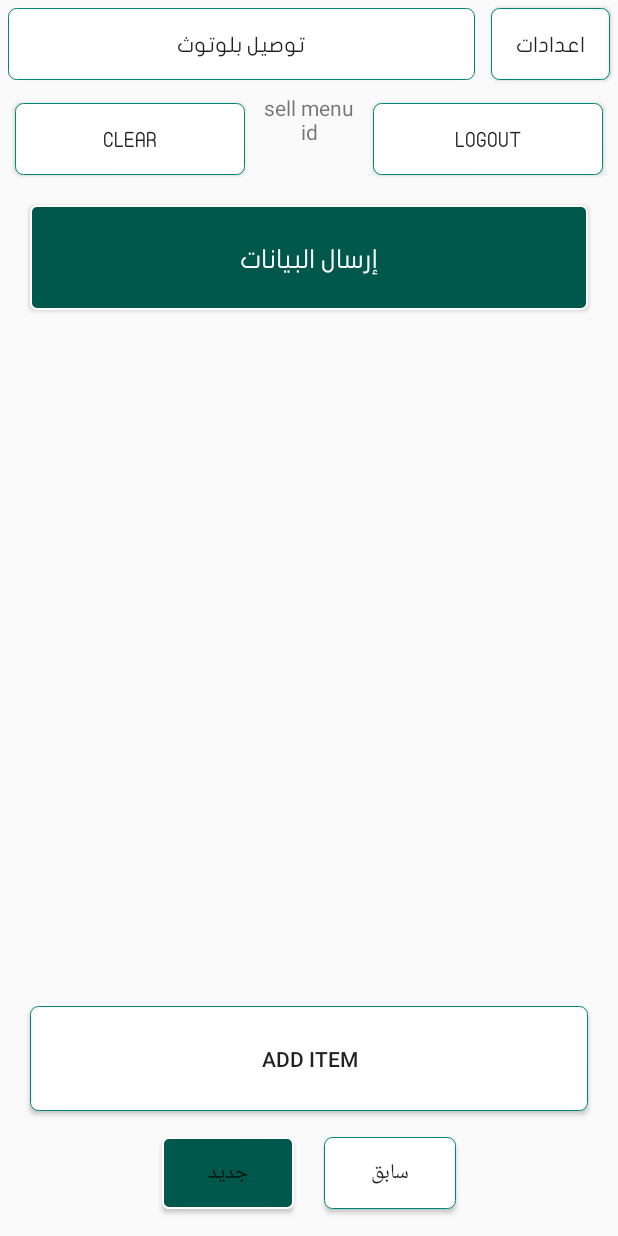
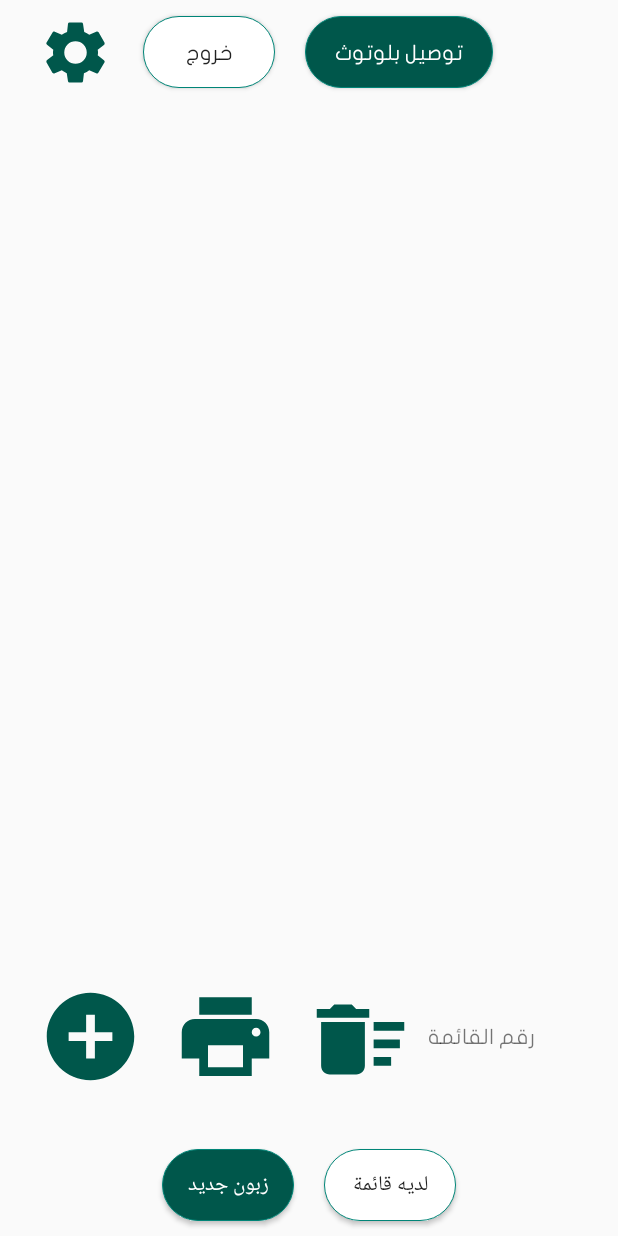
Before and after one commit to FatimaAli-k/SellApp, an Android app: the Main_Activity screen opened directly, with no data from a screen before it, on a phone screen of 412 x 824 dp. Run offline under Robolectric (Android 15) with nearby library versions, the phone set to English and light mode, and no system bars; our stand-ins replace Volley; 1 statement that could not run was skipped.

Commit message:
multi reader + main URL setting

```diff
--- a/app/src/main/java/turathalanbiaa/app/myapplication/Global.java
+++ /dev/null
@@ -1,5 +0,0 @@
-package turathalanbiaa.app.myapplication;
-
-public interface Global {
-    String MainUrl="http://192.168.1.116:8000/api/";
-}
--- a/app/src/main/java/turathalanbiaa/app/myapplication/LoginActivity.java
+++ b/app/src/main/java/turathalanbiaa/app/myapplication/LoginActivity.java
@@ -30,19 +30,15 @@ import turathalanbiaa.app.myapplication.SharedPrefrencesSession.SessionManager;
 import turathalanbiaa.app.myapplication.blutooth.Main_Activity;
 import turathalanbiaa.app.myapplication.volley.AppController;
 
-import static turathalanbiaa.app.myapplication.Global.MainUrl;
 
 public class LoginActivity extends Activity {
 
     // Email, password edittext
     EditText txtUsername, txtPassword;
-
+Button btn_setting ;
     // json object response url
     //private String urlJsonObj = "https://jsonblob.com/api/48637412-34ba-11ea-ad35-07e513ecf69d";
     //real device
-    private String urlJsonObj =MainUrl + "user";
-    //emu
-//    private String urlJsonObj = "http://10.0.2.2:8000/api/user";
 
     private String jsonResponseName,jsonResponseId;
     private TextView txtResponse;
@@ -62,6 +58,8 @@ public class LoginActivity extends Activity {
     protected void onCreate(Bundle savedInstanceState) {
         super.onCreate(savedInstanceState);
         setContentView(R.layout.activity_login);
+        _decleration();
+
 //        pDialog = new ProgressDialog(this);
 //        pDialog.setMessage("Please wait...");
 //        pDialog.setCancelable(false);
@@ -115,6 +113,17 @@ public class LoginActivity extends Activity {
         });
     }
 
+    private void _decleration() {
+        btn_setting = (Button) findViewById(R.id.btn_sitting);
+        btn_setting.setOnClickListener(new View.OnClickListener() {
+            @Override
+            public void onClick(View v) {
+                Intent i = new Intent(getBaseContext(),SettingsActivity.class);
+                startActivity(i);
+            }
+        });
+    }
+
     @Override
     public void onBackPressed() {
 
@@ -126,10 +135,11 @@ public class LoginActivity extends Activity {
         Map<String, String> params = new HashMap<>();
         params.put("secret_word", txtUsername.getText().toString());
 //        showpDialog();
-
+        ServerInfo ServerInfo = new ServerInfo(this);
+        String url = ServerInfo.getUrl("user");
 
         JsonObjectRequest jsonObjReq = new JsonObjectRequest(Request.Method.POST,
-                urlJsonObj, new JSONObject(params), new Response.Listener<JSONObject>() {
+                url, new JSONObject(params), new Response.Listener<JSONObject>() {
 
             @Override
             public void onResponse(JSONObject response) {
--- /dev/null
+++ b/app/src/main/java/turathalanbiaa/app/myapplication/ServerInfo.java
@@ -0,0 +1,26 @@
+package turathalanbiaa.app.myapplication;
+
+import android.content.Context;
+import android.content.SharedPreferences;
+
+import androidx.preference.PreferenceManager;
+
+public class ServerInfo {
+    private String path;
+    private String url;
+    private String route;
+    private Context context;
+
+    public ServerInfo(Context context) {
+        this.context = context;
+    }
+
+    public String getUrl(String route) {
+        SharedPreferences sharedPreferences =
+                PreferenceManager.getDefaultSharedPreferences(context);
+        this.path = sharedPreferences.getString("server_path", "192.168.1.116");
+        this.url = "http://" + this.path +":8000/api/"+ route;
+        return url;
+    }
+
+}
--- a/app/src/main/java/turathalanbiaa/app/myapplication/blutooth/Main_Activity.java
+++ b/app/src/main/java/turathalanbiaa/app/myapplication/blutooth/Main_Activity.java
@@ -16,7 +16,6 @@ import com.android.volley.Request;
 import com.android.volley.Response;
 import com.android.volley.VolleyError;
 import com.android.volley.VolleyLog;
-import com.android.volley.toolbox.JsonArrayRequest;
 import com.android.volley.toolbox.JsonObjectRequest;
 import com.android.volley.toolbox.StringRequest;
 
@@ -27,13 +26,12 @@ import com.google.zxing.common.BitMatrix;
 import com.google.zxing.qrcode.QRCodeWriter;
 
 
-import turathalanbiaa.app.myapplication.Global;
-import turathalanbiaa.app.myapplication.LoginActivity;
 import turathalanbiaa.app.myapplication.Model.Item;
 import turathalanbiaa.app.myapplication.Model.SellMenuItem;
 import turathalanbiaa.app.myapplication.R;
 import turathalanbiaa.app.myapplication.RecyclerItemTouchHelper;
 import turathalanbiaa.app.myapplication.ScanActivity;
+import turathalanbiaa.app.myapplication.ServerInfo;
 import turathalanbiaa.app.myapplication.SettingsActivity;
 import turathalanbiaa.app.myapplication.SharedPrefrencesSession.SessionManager;
 
@@ -52,7 +50,6 @@ import zj.com.customize.sdk.Other;
 import android.annotation.SuppressLint;
 import android.app.Activity;
 import android.app.AlertDialog;
-import android.app.Application;
 import android.app.ProgressDialog;
 import android.bluetooth.BluetoothAdapter;
 import android.bluetooth.BluetoothDevice;
@@ -65,6 +62,7 @@ import android.database.Cursor;
 import android.graphics.Bitmap;
 import android.graphics.BitmapFactory;
 import android.graphics.drawable.BitmapDrawable;
+import android.graphics.drawable.Drawable;
 import android.net.ConnectivityManager;
 import android.net.NetworkInfo;
 import android.net.Uri;
@@ -96,7 +94,6 @@ import org.json.JSONObject;
 
 import java.util.Date;
 
-import static turathalanbiaa.app.myapplication.Global.MainUrl;
 
 public class Main_Activity extends Activity implements OnClickListener, MyRecyclerViewAdapter.ItemClickListener, RecyclerItemTouchHelper.RecyclerItemTouchHelperListener {
     /******************************************************************************************************/
@@ -239,14 +236,15 @@ public class Main_Activity extends Activity implements OnClickListener, MyRecycl
     TextView menuIdTextView;
 
     //urls
-
-
-    String addSellMenuItemURL= MainUrl+"sellmenuitem";
-    String updatURL=MainUrl+ "update";
-    String createNewMenuURL="newsellmenu";
-    String getOldMenuURL=MainUrl+"oldmenu";
-    String deleteItemURL=MainUrl+"delete";
-    String getItemURL=MainUrl+"item";
+    String addSellMenuItemURL;
+    String updatURL;
+    String createNewMenuURL;
+    String getOldMenuURL;
+    String deleteItemURL;
+    String getItemURL;
+
+
+
 
     //
 
@@ -263,6 +261,8 @@ public class Main_Activity extends Activity implements OnClickListener, MyRecycl
     @Override
     public void onCreate(Bundle savedInstanceState) {
         super.onCreate(savedInstanceState);
+        get_URLs();
+
         if (DEBUG)
             Log.e(TAG, "+++ ON CREATE +++");
 
@@ -343,7 +343,7 @@ public class Main_Activity extends Activity implements OnClickListener, MyRecycl
 //                getItemObj(url);
                 Intent intent;
                 SharedPreferences sharedPreferences =
-                        PreferenceManager.getDefaultSharedPreferences(getBaseContext() );
+                PreferenceManager.getDefaultSharedPreferences(getBaseContext() );
                 String setting_barcode = sharedPreferences.getString("setting_barcode", "1");
 
                 if(setting_barcode.equals("1"))
@@ -455,6 +455,19 @@ public class Main_Activity extends Activity implements OnClickListener, MyRecycl
         }
 
     }
+
+    private void get_URLs() {
+        turathalanbiaa.app.myapplication.ServerInfo ServerInfo = new ServerInfo(this);
+        addSellMenuItemURL = ServerInfo.getUrl("sellmenuitem");
+        updatURL = ServerInfo.getUrl("update");
+        createNewMenuURL = ServerInfo.getUrl("newsellmenu");
+        getOldMenuURL = ServerInfo.getUrl("oldmenu");
+
+        deleteItemURL = ServerInfo.getUrl("delete");
+        getItemURL = ServerInfo.getUrl("item");
+
+    }
+
     private void _declaration() {
         btn_sitting = (Button) findViewById(R.id.btn_sitting);
 
@@ -1367,6 +1380,7 @@ boolean deleted=false;
 //					mTitle.setText(R.string.title_connected_to);
 //					mTitle.append(mConnectedDeviceName);
                             btnScanButton.setText(getText(R.string.Connecting));
+                            btnScanButton.setBackground(null);
                             Print_Test();//
                             btnScanButton.setEnabled(false);
                             editText.setEnabled(true);
--- a/app/src/main/res/drawable/back_gradient.xml
+++ b/app/src/main/res/drawable/back_gradient.xml
@@ -2,10 +2,10 @@
 
 <shape xmlns:android="http://schemas.android.com/apk/res/android"
        android:shape="rectangle">
-    <stroke android:width="1dp"
+    <stroke android:width="0.5dp"
 
-            android:color="#ffff"/>
-    <corners android:radius="4dp" />
+        android:color="@color/colorPrimary"/>
+    <corners android:radius="30dp" />
     <solid android:color="@color/colorPrimaryDark"/>
 
 </shape>
--- a/app/src/main/res/drawable/button_style.xml
+++ b/app/src/main/res/drawable/button_style.xml
@@ -10,7 +10,7 @@
     <stroke android:width="0.5dp"
 
             android:color="@color/colorPrimary"/>
-    <corners android:radius="5dp" />
+    <corners android:radius="30dp" />
     <gradient
 
         android:angle="270"
--- /dev/null
+++ b/app/src/main/res/drawable/ic_add_circle_black_24dp.xml
@@ -0,0 +1,5 @@
+<vector android:height="24dp" android:tint="#00574B"
+    android:viewportHeight="24.0" android:viewportWidth="24.0"
+    android:width="24dp" xmlns:android="http://schemas.android.com/apk/res/android">
+    <path android:fillColor="#FF000000" android:pathData="M12,2C6.48,2 2,6.48 2,12s4.48,10 10,10 10,-4.48 10,-10S17.52,2 12,2zM17,13h-4v4h-2v-4L7,13v-2h4L11,7h2v4h4v2z"/>
+</vector>
--- /dev/null
+++ b/app/src/main/res/drawable/ic_delete_sweep_black_24dp.xml
@@ -0,0 +1,5 @@
+<vector android:height="24dp" android:tint="#00574B"
+    android:viewportHeight="24.0" android:viewportWidth="24.0"
+    android:width="24dp" xmlns:android="http://schemas.android.com/apk/res/android">
+    <path android:fillColor="#FF000000" android:pathData="M15,16h4v2h-4zM15,8h7v2h-7zM15,12h6v2h-6zM3,18c0,1.1 0.9,2 2,2h6c1.1,0 2,-0.9 2,-2L13,8L3,8v10zM14,5h-3l-1,-1L6,4L5,5L2,5v2h12z"/>
+</vector>
--- /dev/null
+++ b/app/src/main/res/drawable/ic_print_black_24dp.xml
@@ -0,0 +1,5 @@
+<vector android:height="24dp" android:tint="#00574B"
+    android:viewportHeight="24.0" android:viewportWidth="24.0"
+    android:width="24dp" xmlns:android="http://schemas.android.com/apk/res/android">
+    <path android:fillColor="#FF000000" android:pathData="M19,8L5,8c-1.66,0 -3,1.34 -3,3v6h4v4h12v-4h4v-6c0,-1.66 -1.34,-3 -3,-3zM16,19L8,19v-5h8v5zM19,12c-0.55,0 -1,-0.45 -1,-1s0.45,-1 1,-1 1,0.45 1,1 -0.45,1 -1,1zM18,3L6,3v4h12L18,3z"/>
+</vector>
--- /dev/null
+++ b/app/src/main/res/drawable/ic_settings_black_24dp.xml
@@ -0,0 +1,5 @@
+<vector android:height="24dp" android:tint="#00574B"
+    android:viewportHeight="24" android:viewportWidth="24"
+    android:width="24dp" xmlns:android="http://schemas.android.com/apk/res/android">
+    <path android:fillColor="#FF000000" android:pathData="M19.1,12.9a2.8,2.8 0,0 0,0.1 -0.9,2.8 2.8,0 0,0 -0.1,-0.9l2.1,-1.6a0.7,0.7 0,0 0,0.1 -0.6L19.4,5.5a0.7,0.7 0,0 0,-0.6 -0.2l-2.4,1a6.5,6.5 0,0 0,-1.6 -0.9l-0.4,-2.6a0.5,0.5 0,0 0,-0.5 -0.4H10.1a0.5,0.5 0,0 0,-0.5 0.4L9.3,5.4a5.6,5.6 0,0 0,-1.7 0.9l-2.4,-1a0.4,0.4 0,0 0,-0.5 0.2l-2,3.4c-0.1,0.2 0,0.4 0.2,0.6l2,1.6a2.8,2.8 0,0 0,-0.1 0.9,2.8 2.8,0 0,0 0.1,0.9L2.8,14.5a0.7,0.7 0,0 0,-0.1 0.6l1.9,3.4a0.7,0.7 0,0 0,0.6 0.2l2.4,-1a6.5,6.5 0,0 0,1.6 0.9l0.4,2.6a0.5,0.5 0,0 0,0.5 0.4h3.8a0.5,0.5 0,0 0,0.5 -0.4l0.3,-2.6a5.6,5.6 0,0 0,1.7 -0.9l2.4,1a0.4,0.4 0,0 0,0.5 -0.2l2,-3.4c0.1,-0.2 0,-0.4 -0.2,-0.6ZM12,15.6A3.6,3.6 0,1 1,15.6 12,3.6 3.6,0 0,1 12,15.6Z"/>
+</vector>
--- a/app/src/main/res/layout/activity_login.xml
+++ b/app/src/main/res/layout/activity_login.xml
@@ -4,9 +4,28 @@
     android:layout_width="match_parent"
     android:layout_height="match_parent"
     android:orientation="vertical"
+
+
     android:padding="10dip">
+    <Button
+        android:id="@+id/btn_sitting"
+        android:layout_width="wrap_content"
+        android:layout_height="wrap_content"
+        android:layout_margin="5dp"
 
-    <!-- Email Label -->
+        android:background="@drawable/button_style"
+        android:fontFamily="@font/myfont"
+        android:gravity="center"
+        android:text="@string/s_sitting" />
+<LinearLayout
+    android:layout_width="match_parent"
+    android:layout_height="300dp"
+    android:orientation="vertical"
+    android:layout_marginTop="100dp"
+    android:background="@drawable/button_style"
+    android:layout_gravity="center"
+    android:gravity="center"
+    android:padding="30dip">
     <TextView
         android:layout_width="fill_parent"
         android:layout_height="wrap_content"
@@ -19,6 +38,7 @@
     <!-- Email input text -->
     <EditText android:id="@+id/txtUsername"
         android:layout_width="fill_parent"
+        android:fontFamily="@font/myfont"
         android:layout_height="wrap_content"
         android:layout_marginBottom="10dip"/>
 
@@ -43,7 +63,13 @@
         android:background="@drawable/back_gradient"
         android:layout_margin="10dp"
         android:layout_width="fill_parent"
+        android:textColor="#ffff"
+        android:fontFamily="@font/myfont"
         android:layout_height="wrap_content"
-        android:text="Login"/>
+        android:text="دخول"/>
+
 
 </LinearLayout>
+    <!-- Email Label -->
+
+</LinearLayout>
--- a/app/src/main/res/layout/main_activity.xml
+++ b/app/src/main/res/layout/main_activity.xml
@@ -5,11 +5,8 @@
     android:layout_width="match_parent"
     android:layout_height="match_parent"
     android:layout_gravity="center"
-    android:orientation="vertical">
-
-    <LinearLayout
-        android:layout_width="match_parent"
-        android:layout_height="wrap_content"
+    android:paddingStart="15dp"
+    android:paddingEnd="15dp"
 
     android:orientation="vertical">
     <LinearLayout
@@ -17,92 +14,48 @@
         android:layout_height="wrap_content"
         android:orientation="horizontal">
         <Button
-        android:id="@+id/button_scan"
-        android:layout_width="311dp"
-        android:layout_height="wrap_content"
-        android:layout_gravity="top|center"
-android:layout_margin="5dp"
-        android:background="@drawable/button_style"
+            android:id="@+id/btn_sitting"
+            android:layout_width="50dp"
+            android:layout_height="50dp"
+            android:layout_margin="10dp"
+            android:background="@drawable/ic_settings_black_24dp"
             android:fontFamily="@font/myfont"
             android:gravity="center"
-        android:text="@string/connect" />
-    <Button
-        android:id="@+id/btn_sitting"
-        android:layout_width="wrap_content"
-        android:layout_height="wrap_content"
-        android:layout_margin="5dp"
-        android:background="@drawable/button_style"
-        android:fontFamily="@font/myfont"
-        android:gravity="center"
-        android:text="@string/s_sitting" />
-
-</LinearLayout>
-
-
-        <LinearLayout
-            android:layout_width="match_parent"
-            android:layout_height="match_parent"
-            android:orientation="horizontal">
-
-            <Button
-                android:id="@+id/button_clear"
-                android:layout_width="wrap_content"
-                android:layout_height="wrap_content"
-                android:layout_margin="10dp"
-                android:layout_weight="1"
-                android:background="@drawable/button_style"
-                android:fontFamily="@font/myfont"
-                android:text="clear" />
-
-            <LinearLayout
-                android:layout_width="wrap_content"
-                android:layout_height="match_parent"
-                android:layout_weight="1"
-                android:orientation="vertical">
-
-                <TextView
-                    android:id="@+id/textView2"
-                    android:layout_width="match_parent"
-                    android:layout_height="wrap_content"
-                    android:layout_gravity="center"
-                    android:layout_weight="1"
-                    android:gravity="center"
-                    android:text="sell menu id" />
-
-                <TextView
-                    android:id="@+id/textView_sellMenuId"
-                    android:layout_width="wrap_content"
-                    android:layout_height="wrap_content"
-                    android:layout_gravity="center"
-                    android:layout_weight="1"
-                    android:gravity="center" />
-            </LinearLayout>
-
+            />
         <Button
             android:id="@+id/button_logout"
             android:layout_width="wrap_content"
             android:layout_height="wrap_content"
             android:layout_margin="10dp"
-                android:layout_weight="1"
             android:background="@drawable/button_style"
             android:fontFamily="@font/myfont"
-                android:text="logout" />
-        </LinearLayout>
-
+            android:text="خروج" />
         <Button
-            android:id="@+id/Send_Button"
-            android:layout_width="match_parent"
-            android:layout_height="70dp"
-            android:layout_gravity="center"
-            android:layout_marginHorizontal="20dp"
-            android:layout_marginVertical="10dp"
+            android:id="@+id/button_scan"
+            android:layout_width="wrap_content"
+            android:paddingStart="20dp"
+            android:paddingEnd="20dp"
+            android:layout_height="wrap_content"
+            android:layout_gravity="top|center"
+            android:textColor="#ffff"
+            android:layout_margin="10dp"
             android:background="@drawable/back_gradient"
             android:fontFamily="@font/myfont"
-            android:text="@string/btnSend"
-            android:textColor="#ffff"
-            android:textSize="17sp">
+            android:gravity="center"
+            android:text="@string/connect" />
 
-        </Button>
+
+    </LinearLayout>
+    <LinearLayout
+        android:layout_width="match_parent"
+        android:layout_height="wrap_content"
+
+        android:orientation="vertical">
+
+
+
+
+
 
 
     </LinearLayout>
@@ -133,26 +86,84 @@ android:layout_margin="5dp"
     <!--    ignore-->
     <LinearLayout
         android:layout_width="match_parent"
+        android:layout_height="wrap_content"
+        android:orientation="vertical">
+        <LinearLayout
+            android:layout_width="match_parent"
+            android:layout_marginTop="20dp"
             android:layout_height="match_parent"
-        android:layout_weight="1.1"
-        android:gravity="bottom"
-        android:orientation="vertical">
-
+            android:orientation="horizontal">
             <Button
                 android:id="@+id/button_add_item"
-            android:layout_width="match_parent"
+                android:layout_width="70dp"
                 android:layout_height="70dp"
                 android:layout_gravity="center"
-            android:layout_marginHorizontal="20dp"
-            android:layout_marginTop="0dp"
-            android:background="@drawable/button_style"
-            android:text="add item">
+                android:layout_marginEnd="10dp"
+                android:layout_marginStart="10dp"
+                android:fontFamily="@font/myfont"
+                android:background="@drawable/ic_add_circle_black_24dp"
+                >
 
             </Button>
+            <Button
+                android:id="@+id/Send_Button"
+                android:layout_width="70dp"
+                android:layout_height="70dp"
+                android:layout_marginEnd="10dp"
+                android:layout_marginStart="10dp"
+
+
+                android:background="@drawable/ic_print_black_24dp"
+                android:fontFamily="@font/myfont"
+
+                android:textColor="#ffff"
+                android:textSize="17sp">
+
+            </Button>
+            <Button
+                android:id="@+id/button_clear"
+                android:layout_width="70dp"
+                android:layout_height="70dp"
+                android:layout_marginEnd="10dp"
+                android:layout_marginStart="10dp"
+
+                android:background="@drawable/ic_delete_sweep_black_24dp"
+                android:fontFamily="@font/myfont"
+                />
+
+            <LinearLayout
+                android:layout_width="wrap_content"
+                android:layout_height="match_parent"
+
+                android:orientation="horizontal">
+
+                <TextView
+                    android:id="@+id/textView2"
+                    android:layout_width="match_parent"
+                    android:layout_height="wrap_content"
+                    android:layout_gravity="center"
+                    android:fontFamily="@font/myfont"
+                    android:gravity="center"
+                    android:text="رقم القائمة" />
+
+                <TextView
+                    android:id="@+id/textView_sellMenuId"
+                    android:layout_width="wrap_content"
+                    android:layout_height="wrap_content"
+                    android:fontFamily="@font/myfont"
+                    android:layout_gravity="center"
+
+                    android:gravity="center" />
+            </LinearLayout>
+
+
+        </LinearLayout>
+
 
         <LinearLayout
             android:layout_width="match_parent"
-            android:layout_height="83dp"
+            android:layout_height="wrap_content"
+            android:layout_marginTop="30dp"
             android:gravity="center"
             android:orientation="horizontal">
 
@@ -162,8 +173,9 @@ android:layout_margin="5dp"
                 android:layout_width="wrap_content"
                 android:layout_height="wrap_content"
                 android:layout_margin="10dp"
+                android:textColor="#ffff"
                 android:background="@drawable/back_gradient"
-                android:text="جديد">
+                android:text="زبون جديد">
 
             </Button>
 
@@ -173,10 +185,11 @@ android:layout_margin="5dp"
                 android:layout_height="wrap_content"
                 android:layout_margin="10dp"
                 android:background="@drawable/button_style"
-                android:text="سابق">
+                android:text="لديه قائمة">
 
             </Button>
         </LinearLayout>
+
     </LinearLayout>
 
     <RelativeLayout
--- a/app/src/main/res/xml/root_preferences.xml
+++ b/app/src/main/res/xml/root_preferences.xml
@@ -20,7 +20,7 @@
 
 
         <ListPreference
-            app:defaultValue="الثاني"
+            app:defaultValue="2"
             app:entries="@array/reply_entries"
             app:entryValues="@array/reply_values"
             app:key="setting_barcode"
@@ -43,5 +43,16 @@
 <!--            app:title="@string/attachment_title" />-->
 
 <!--    </PreferenceCategory>-->
+    <PreferenceCategory app:title="معلومات السيرفر" >
+
+        <EditTextPreference
+            app:key="server_path"
+            app:defaultValue="192.168.1.116"
+            app:title="Server Path"
+            app:useSimpleSummaryProvider="true" />
+
+
+    </PreferenceCategory>
+
 
 </PreferenceScreen>
```
Lines whose indentation alone changed are shown as unchanged.
